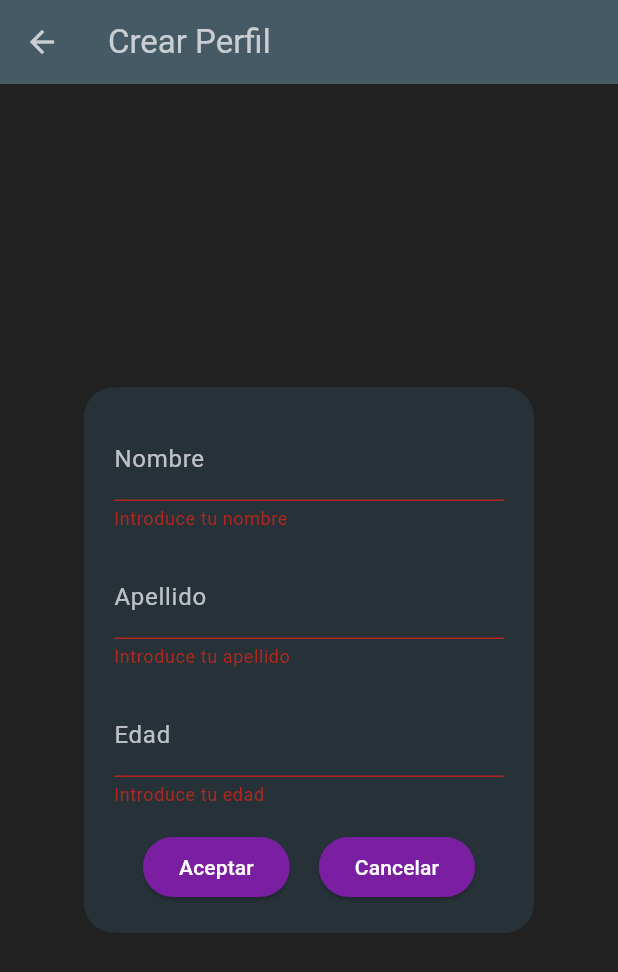
After one commit to arion0501/ExamenFinal_PSP_PMDM, a Flutter app: the perfilView screen opened by its route, after a tap on "Aceptar", on a phone screen of 412 x 824 dp. The commit adds this screen. Shown: the top 972 px of the screen. Run offline on Flutter 3.47's test engine with Material 3 defaults, Android fonts, the phone set to English and light mode, and no system bars; our stand-ins replace cloud_firestore, firebase_auth, firebase_core; accounts and stored records are empty; generated files the repository leaves out were written again.

Commit message:
Commit V23: Creada la vista perfilView, que guarda los datos del usuario en conexion con la base de firestore.

```diff
--- a/lib/ActividadExamen.dart
+++ b/lib/ActividadExamen.dart
@@ -1,5 +1,6 @@
 import 'package:examen_final_psp_pmdm/OnBoarding/homeView.dart';
 import 'package:examen_final_psp_pmdm/OnBoarding/loginView.dart';
+import 'package:examen_final_psp_pmdm/OnBoarding/perfilView.dart';
 import 'package:flutter/material.dart';
 import 'OnBoarding/registerView.dart';
 
@@ -16,6 +17,7 @@ class ActividadExamen extends StatelessWidget {
           '/vistalogin': (context) => const loginView(),
           '/vistaregister': (context) => const registerView(),
           '/vistahome': (context) => const homeView(),
+          '/vistaperfil': (context) => const perfilView(),
         },
         initialRoute: '/vistalogin',
       );
--- /dev/null
+++ b/lib/OnBoarding/perfilView.dart
@@ -0,0 +1,162 @@
+import 'package:cloud_firestore/cloud_firestore.dart';
+import 'package:firebase_auth/firebase_auth.dart';
+import 'package:flutter/material.dart';
+import '../FirestoreObjects/UsuarioFS.dart';
+
+class perfilView extends StatefulWidget {
+  const perfilView({Key? key}) : super(key: key);
+
+  @override
+  _PerfilViewState createState() => _PerfilViewState();
+}
+
+class _PerfilViewState extends State<perfilView> {
+  late BuildContext _context;
+  late GlobalKey<FormState> _formKey;
+
+  TextEditingController tecNombre = TextEditingController();
+  TextEditingController tecApellidos = TextEditingController();
+  TextEditingController tecEdad = TextEditingController();
+
+  FirebaseFirestore fb = FirebaseFirestore.instance;
+
+  @override
+  void initState() {
+    super.initState();
+    _formKey = GlobalKey<FormState>();
+  }
+
+  void onClickAceptar() async {
+    UsuariosFS usuario = UsuariosFS(
+      nombre: tecNombre.text,
+      apellidos: tecApellidos.text,
+      edad: int.parse(tecEdad.text),
+    );
+    String uidUsuario = FirebaseAuth.instance.currentUser!.uid;
+    await fb.collection("Perfiles").doc(uidUsuario).set(usuario.toFirestore());
+
+    Navigator.of(_context).popAndPushNamed('/vistahome');
+  }
+
+  @override
+  Widget build(BuildContext context) {
+    _context = context;
+
+    return Scaffold(
+      backgroundColor: Colors.grey[900],
+      appBar: AppBar(
+        title: const Text('Crear Perfil'),
+        backgroundColor: Colors.blueGrey[700],
+        foregroundColor: Colors.white70,
+      ),
+      body: Center(
+        child: Container(
+          width: 300,
+          padding: const EdgeInsets.all(20),
+          decoration: BoxDecoration(
+            color: Colors.blueGrey[900],
+            borderRadius: BorderRadius.circular(20),
+          ),
+          child: Form(
+            key: _formKey,
+            child: Column(
+              mainAxisSize: MainAxisSize.min,
+              children: <Widget>[
+                TextFormField(
+                  validator: (value) {
+                    if (value!.isEmpty) {
+                      return 'Introduce tu nombre';
+                    }
+                    return null;
+                  },
+                  controller: tecNombre,
+                  style: const TextStyle(color: Colors.white),
+                  decoration: const InputDecoration(
+                    labelText: 'Nombre',
+                    labelStyle: TextStyle(color: Colors.white70),
+                    enabledBorder: UnderlineInputBorder(
+                      borderSide: BorderSide(color: Colors.white30),
+                    ),
+                    focusedBorder: UnderlineInputBorder(
+                      borderSide: BorderSide(color: Colors.white),
+                    ),
+                  ),
+                ),
+                const SizedBox(height: 16),
+                TextFormField(
+                  validator: (value) {
+                    if (value!.isEmpty) {
+                      return 'Introduce tu apellido';
+                    }
+                    return null;
+                  },
+                  controller: tecApellidos,
+                  style: const TextStyle(color: Colors.white),
+                  decoration: const InputDecoration(
+                    labelText: 'Apellido',
+                    labelStyle: TextStyle(color: Colors.white70),
+                    enabledBorder: UnderlineInputBorder(
+                      borderSide: BorderSide(color: Colors.white30),
+                    ),
+                    focusedBorder: UnderlineInputBorder(
+                      borderSide: BorderSide(color: Colors.white),
+                    ),
+                  ),
+                ),
+                const SizedBox(height: 16),
+                TextFormField(
+                  validator: (value) {
+                    if (value!.isEmpty) {
+                      return 'Introduce tu edad';
+                    }
+                    return null;
+                  },
+                  controller: tecEdad,
+                  style: const TextStyle(color: Colors.white),
+                  decoration: const InputDecoration(
+                    labelText: 'Edad',
+                    labelStyle: TextStyle(color: Colors.white70),
+                    enabledBorder: UnderlineInputBorder(
+                      borderSide: BorderSide(color: Colors.white30),
+                    ),
+                    focusedBorder: UnderlineInputBorder(
+                      borderSide: BorderSide(color: Colors.white),
+                    ),
+                  ),
+                ),
+                const SizedBox(height: 16),
+                Row(
+                  mainAxisAlignment: MainAxisAlignment.spaceEvenly,
+                  children: [
+                    ElevatedButton(
+                      onPressed: () {
+                        if (_formKey.currentState!.validate()) {
+                          onClickAceptar();
+                        }
+                      },
+                      style: ElevatedButton.styleFrom(
+                        foregroundColor: Colors.white,
+                        backgroundColor: Colors.purple[700],
+                      ),
+                      child: const Text('Aceptar'),
+                    ),
+                    ElevatedButton(
+                      onPressed: () {
+                        Navigator.of(_context).popAndPushNamed('/vistalogin');
+                      },
+                      style: ElevatedButton.styleFrom(
+                        foregroundColor: Colors.white,
+                        backgroundColor: Colors.purple[700],
+                      ),
+                      child: const Text('Cancelar'),
+                    ),
+                  ],
+                )
+              ],
+            ),
+          ),
+        ),
+      ),
+    );
+  }
+}
```
Also changed, not shown: pubspec.lock.
